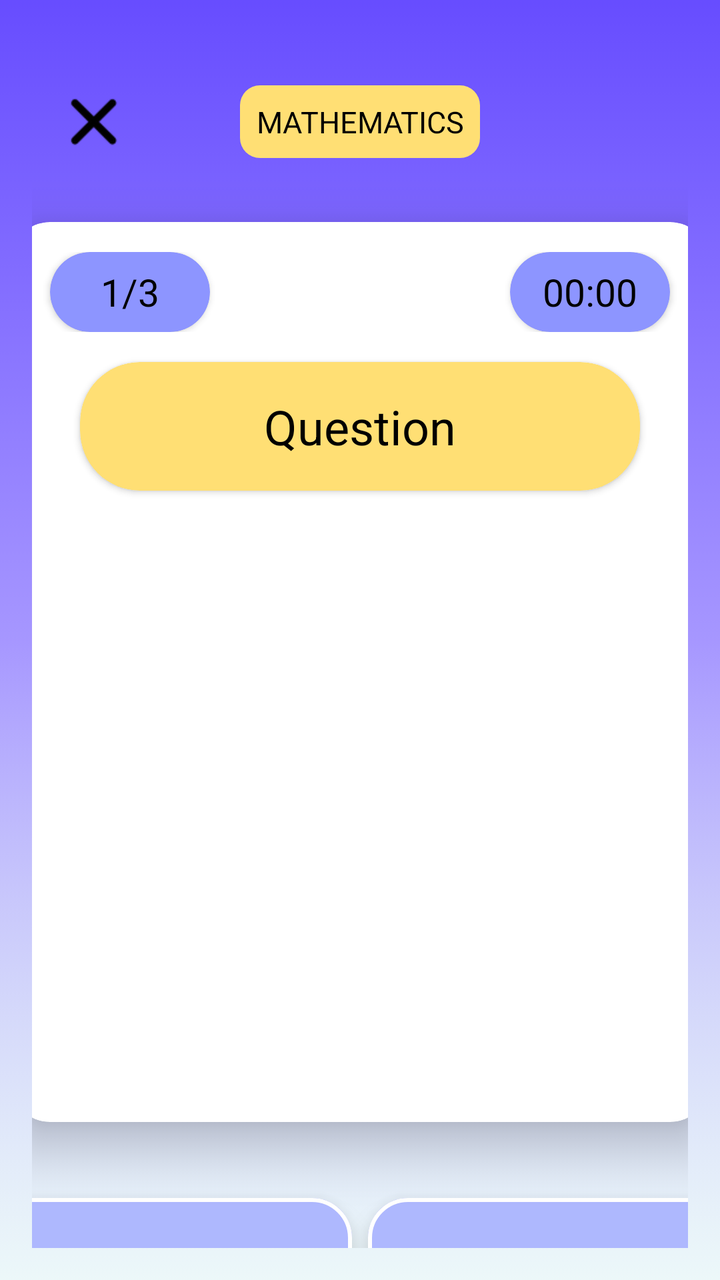
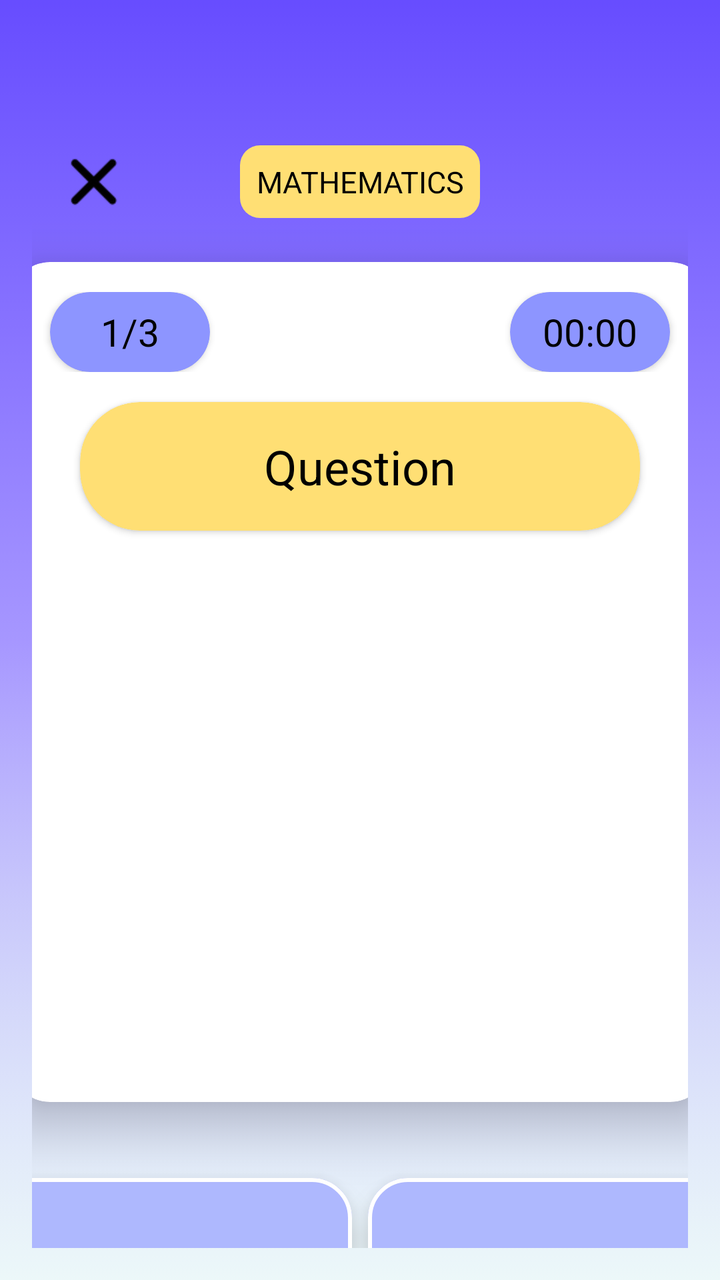

Two renders of the same Android screen: before a commit and after it. Below are the layout's source before the change and the commit's diff.
<!-- AndroidManifest.xml: application theme Theme.QuizApp -->
<!-- res/layout/quiz_maths_1.xml -->
<?xml version="1.0" encoding="utf-8"?>
<LinearLayout xmlns:android="http://schemas.android.com/apk/res/android"
    xmlns:tools="http://schemas.android.com/tools"
    xmlns:app="http://schemas.android.com/apk/res-auto"
    android:id="@+id/main"
    android:layout_width="match_parent"
    android:layout_height="match_parent"
    android:orientation="vertical"
    android:padding="16dp"
    android:background="@drawable/background"
    tools:context=".QuizEnglish">

    <RelativeLayout
        android:layout_width="match_parent"
        android:layout_height="50dp"
        android:layout_marginTop="20dp">

        <ImageView
            android:id="@+id/close_button"
            android:layout_width="30dp"
            android:layout_height="30dp"
            android:layout_alignParentStart="true"
            android:layout_centerVertical="true"
            android:layout_marginStart="16dp"
            android:src="@drawable/close_button"/>

        <TextView
            android:id="@+id/editProfileLabel"
            android:layout_width="wrap_content"
            android:layout_height="wrap_content"
            android:text="MATHEMATICS"
            android:textSize="15sp"
            android:textColor="#000000"
            android:background="@drawable/edit_profile_label_bg"
            android:padding="8dp"
            android:gravity="center"
            android:layout_centerInParent="true"/>

        <androidx.cardview.widget.CardView
            android:layout_width="wrap_content"
            android:layout_height="match_parent"
            android:layout_alignParentEnd="true"
            android:layout_centerVertical="true"
            android:layout_marginEnd="16dp">
        </androidx.cardview.widget.CardView>

    </RelativeLayout>

    <androidx.cardview.widget.CardView
        android:layout_width="350dp"
        android:layout_height="450dp"
        android:layout_marginTop="25dp"
        android:layout_gravity="center_horizontal"
        app:cardBackgroundColor="@android:color/white"
        app:cardCornerRadius="20dp"
        app:cardElevation="15dp">

        <LinearLayout
            android:layout_width="350dp"
            android:layout_height="40dp"
            android:layout_marginTop="15dp"
            android:layout_marginBottom="15dp">

            <androidx.cardview.widget.CardView
                android:layout_width="80dp"
                android:layout_height="40dp"
                android:layout_gravity="center_horizontal"
                android:layout_marginLeft="20dp"
                android:layout_marginRight="20dp"
                app:cardBackgroundColor="@color/buttonPurple"
                app:cardCornerRadius="30dp">

                <TextView
                    android:id="@+id/totalQuestion"
                    android:layout_width="80dp"
                    android:layout_height="40dp"
                    android:gravity="center"
                    android:text="1/3"
                    android:textColor="@color/black"
                    android:textSize="19sp" />

            </androidx.cardview.widget.CardView>

            <androidx.cardview.widget.CardView
                android:id="@+id/timer"
                android:layout_width="80dp"
                android:layout_height="40dp"
                android:layout_gravity="center_horizontal"
                android:layout_marginStart="130dp"
                app:cardBackgroundColor="@color/buttonPurple"
                app:cardCornerRadius="30dp">

                <TextView
                    android:id="@+id/timerText"
                    android:layout_width="80dp"
                    android:layout_height="40dp"
                    android:gravity="center"
                    android:text="00:00"
                    android:textColor="@color/black"
                    android:textSize="19sp" />

            </androidx.cardview.widget.CardView>

        </LinearLayout>

        <androidx.cardview.widget.CardView
            android:layout_width="280dp"
            android:layout_height="wrap_content"
            android:layout_gravity="center_horizontal"
            android:layout_marginTop="70dp"
            android:layout_marginBottom="20dp"
            app:cardBackgroundColor="@color/yellow"
            app:cardCornerRadius="30dp">

            <TextView
                android:id="@+id/question_text"
                android:layout_width="280dp"
                android:layout_height="wrap_content"
                android:gravity="center"
                android:padding="16dp"
                android:text="Question"
                android:textColor="@color/black"
                android:textSize="24sp" />

        </androidx.cardview.widget.CardView>

        <ImageView
            android:id="@+id/imageView"
            android:layout_width="240dp"
            android:layout_height="240dp"
            android:layout_marginTop="160dp"
            android:layout_gravity="center_horizontal">
        </ImageView>

    </androidx.cardview.widget.CardView>

    <LinearLayout
        style="?android:attr/buttonBarStyle"
        android:layout_width="380dp"
        android:layout_height="140dp"
        android:layout_gravity="center_horizontal"
        android:layout_marginTop="30dp"
        android:orientation="horizontal">

        <Button
            android:id="@+id/option_1_button"
            style="?android:attr/buttonBarButtonStyle"
            android:layout_width="60dp"
            android:layout_height="140dp"
            android:layout_margin="4dp"
            android:layout_weight="1"
            android:backgroundTint="@color/lightPurple"
            android:text="Option 1"
            android:textColor="@color/black"
            android:textSize="20sp"
            android:elevation="10dp"
            android:stateListAnimator="@null"
            android:outlineProvider="background"
            app:cornerRadius="20dp"
            app:strokeColor="@color/white"
            app:strokeWidth="2dp" />

        <Button
            android:id="@+id/option_2_button"
            style="?android:attr/buttonBarButtonStyle"
            android:layout_width="60dp"
            android:layout_height="140dp"
            android:layout_margin="4dp"
            android:layout_weight="1"
            android:backgroundTint="@color/lightPurple"
            android:text="Option 2"
            android:textColor="@color/black"
            android:textSize="20sp"
            android:elevation="10dp"
            android:stateListAnimator="@null"
            android:outlineProvider="background"
            app:cornerRadius="20dp"
            app:strokeColor="@color/white"
            app:strokeWidth="2dp" />
    </LinearLayout>

    <LinearLayout
        style="?android:attr/buttonBarStyle"
        android:layout_width="380dp"
        android:layout_height="140dp"
        android:layout_gravity="center_horizontal"
        android:layout_marginTop="10dp"
        android:orientation="horizontal">

        <Button
            android:id="@+id/option_3_button"
            style="?android:attr/buttonBarButtonStyle"
            android:layout_width="60dp"
            android:layout_height="140dp"
            android:layout_margin="4dp"
            android:layout_weight="1"
            android:backgroundTint="@color/lightPurple"
            android:text="Option 3"
            android:textColor="@color/black"
            android:textSize="20sp"
            android:elevation="10dp"
            android:stateListAnimator="@null"
            android:outlineProvider="background"
            app:cornerRadius="20dp"
            app:strokeColor="@color/white"
            app:strokeWidth="2dp" />

        <Button
            android:id="@+id/option_4_button"
            style="?android:attr/buttonBarButtonStyle"
            android:layout_width="60dp"
            android:layout_height="140dp"
            android:layout_margin="4dp"
            android:layout_weight="1"
            android:backgroundTint="@color/lightPurple"
            android:text="Option 4"
            android:textColor="@color/black"
            android:textSize="20sp"
            android:elevation="10dp"
            android:stateListAnimator="@null"
            android:outlineProvider="background"
            app:cornerRadius="20dp"
            app:strokeColor="@color/white"
            app:strokeWidth="2dp" />
    </LinearLayout>

</LinearLayout>
<!-- resources referenced by this layout -->
<resources>
  <color name="black">#FF000000</color>
  <color name="buttonPurple">#8D95FF</color>
  <color name="lightPurple">#AEB8FE</color>
  <color name="white">#FFFFFFFF</color>
  <color name="yellow">#FFDF74</color>
  <!-- drawable background: png bitmap (drawable, 33364 bytes) -->
  <!-- drawable close_button: png bitmap (drawable, 2223 bytes) -->
  <!-- drawable edit_profile_label_bg (drawable) -->
  <?xml version="1.0" encoding="utf-8"?>
  <shape android:shape="rectangle" xmlns:android="http://schemas.android.com/apk/res/android">
  
      <corners android:radius="10dp"/>
      <solid android:color="@color/yellow"/>
  </shape>
  <style name="Theme.QuizApp" parent="Base.Theme.QuizApp" />
  <style name="Base.Theme.QuizApp" parent="Theme.Material3.DayNight.NoActionBar">
          
          <item name="colorPrimary">@color/purple</item>
          <item name="colorPrimaryVariant">@color/blue</item>
          <item name="android:statusBarColor">@color/blue</item>
      </style>
  <color name="purple">#2600FF</color>
  <color name="blue">#B0E0E6</color>
</resources>

<!-- the commit's change to res/layout/quiz_maths_1.xml (unified diff, before → after) -->
@@ -8,12 +8,12 @@
     android:orientation="vertical"
     android:padding="16dp"
     android:background="@drawable/background"
-    tools:context=".QuizEnglish">
+    tools:context=".QuizMaths">
 
     <RelativeLayout
         android:layout_width="match_parent"
         android:layout_height="50dp"
-        android:layout_marginTop="20dp">
+        android:layout_marginTop="50dp">
 
         <ImageView
             android:id="@+id/close_button"
@@ -48,8 +48,8 @@
 
     <androidx.cardview.widget.CardView
         android:layout_width="350dp"
-        android:layout_height="450dp"
-        android:layout_marginTop="25dp"
+        android:layout_height="420dp"
+        android:layout_marginTop="15dp"
         android:layout_gravity="center_horizontal"
         app:cardBackgroundColor="@android:color/white"
         app:cardCornerRadius="20dp"
